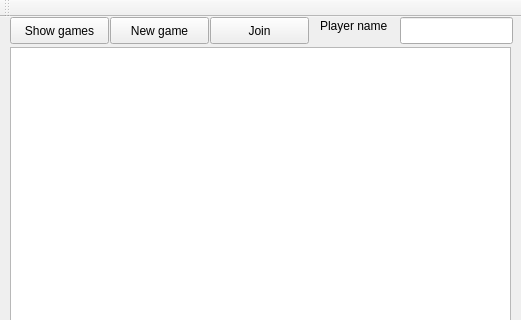
Before: the Qt Designer form client/mainwindow.ui in vincentvanbush/maumau, drawn with Qt 5; both pictures show x 0 to 521 and y 0 to 320 of the 521 by 573 pixel window.
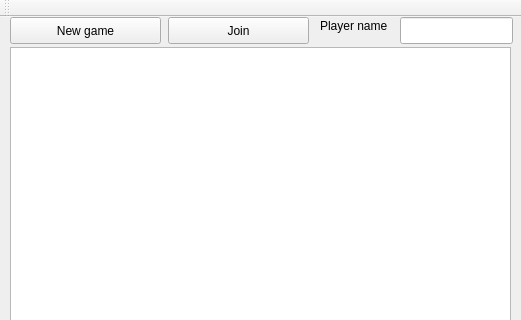
After: the same form once the commit is applied.

Commit message: Removed show games button (as the list is now refreshed automagically)

Patch:
```diff
--- a/client/mainwindow.ui
+++ b/client/mainwindow.ui
@@ -17,27 +17,14 @@
    <widget class="QPushButton" name="newGameButton">
     <property name="geometry">
      <rect>
-      <x>110</x>
-      <y>0</y>
-      <width>99</width>
-      <height>27</height>
-     </rect>
-    </property>
-    <property name="text">
-     <string>New game</string>
-    </property>
-   </widget>
-   <widget class="QPushButton" name="requestGamesButton">
-    <property name="geometry">
-     <rect>
       <x>10</x>
       <y>0</y>
-      <width>99</width>
+      <width>151</width>
       <height>27</height>
      </rect>
     </property>
     <property name="text">
-     <string>Show games</string>
+     <string>New game</string>
     </property>
    </widget>
    <widget class="QLineEdit" name="setNameEdit">
@@ -53,9 +40,9 @@
    <widget class="QPushButton" name="joinGameButton">
     <property name="geometry">
      <rect>
-      <x>210</x>
+      <x>168</x>
       <y>0</y>
-      <width>99</width>
+      <width>141</width>
       <height>27</height>
      </rect>
     </property>
```
The commit also changes 2 other files.
